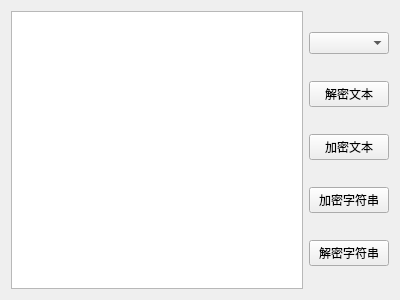
five6516/QT_Tool, file QT_Tool/QT_Plugin/QT_Plugin_Encryption/Form.ui: the form before one commit.
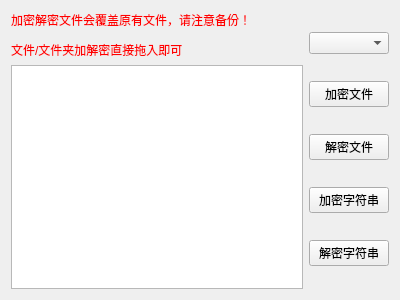
The form after the commit.

Commit message: 1.增加Json格式化插件  2.增加文件加解密插件直接拖入文件文件夹功能 3.修改文件加解密完成后直接替换原文件

What changed in the file:
```diff
--- a/QT_Tool/QT_Plugin/QT_Plugin_Encryption/Form.ui
+++ b/QT_Tool/QT_Plugin/QT_Plugin_Encryption/Form.ui
@@ -13,26 +13,37 @@
   <property name="windowTitle">
    <string>Form</string>
   </property>
-  <layout class="QGridLayout" name="gridLayout">
+  <layout class="QGridLayout" name="gridLayout_2">
    <item row="0" column="0">
-    <widget class="QPlainTextEdit" name="plainTextEdit"/>
+    <layout class="QGridLayout" name="gridLayout">
+     <item row="0" column="0">
+      <widget class="QLabel" name="label">
+       <property name="text">
+        <string>&lt;html&gt;&lt;head/&gt;&lt;body&gt;&lt;p&gt;&lt;span style=&quot; color:#ff0000;&quot;&gt;加密解密文件会覆盖原有文件，请注意备份！&lt;/span&gt;&lt;/p&gt;&lt;p&gt;&lt;span style=&quot; color:#ff0000;&quot;&gt;文件/文件夹加解密直接拖入即可&lt;/span&gt;&lt;/p&gt;&lt;/body&gt;&lt;/html&gt;</string>
+       </property>
+      </widget>
+     </item>
+     <item row="1" column="0">
+      <widget class="QPlainTextEdit" name="plainTextEdit"/>
+     </item>
+    </layout>
    </item>
    <item row="0" column="1">
     <layout class="QVBoxLayout" name="verticalLayout">
      <item>
       <widget class="QComboBox" name="comboBox"/>
      </item>
-     <item>
-      <widget class="QPushButton" name="decryptfile_pushButton">
-       <property name="text">
-        <string>解密文本</string>
-       </property>
-      </widget>
-     </item>
      <item>
       <widget class="QPushButton" name="encryptfile_pushButton">
        <property name="text">
-        <string>加密文本</string>
+        <string>加密文件</string>
+       </property>
+      </widget>
+     </item>
+     <item>
+      <widget class="QPushButton" name="decryptfile_pushButton">
+       <property name="text">
+        <string>解密文件</string>
        </property>
       </widget>
      </item>
```
The commit also changes 15 other files.
